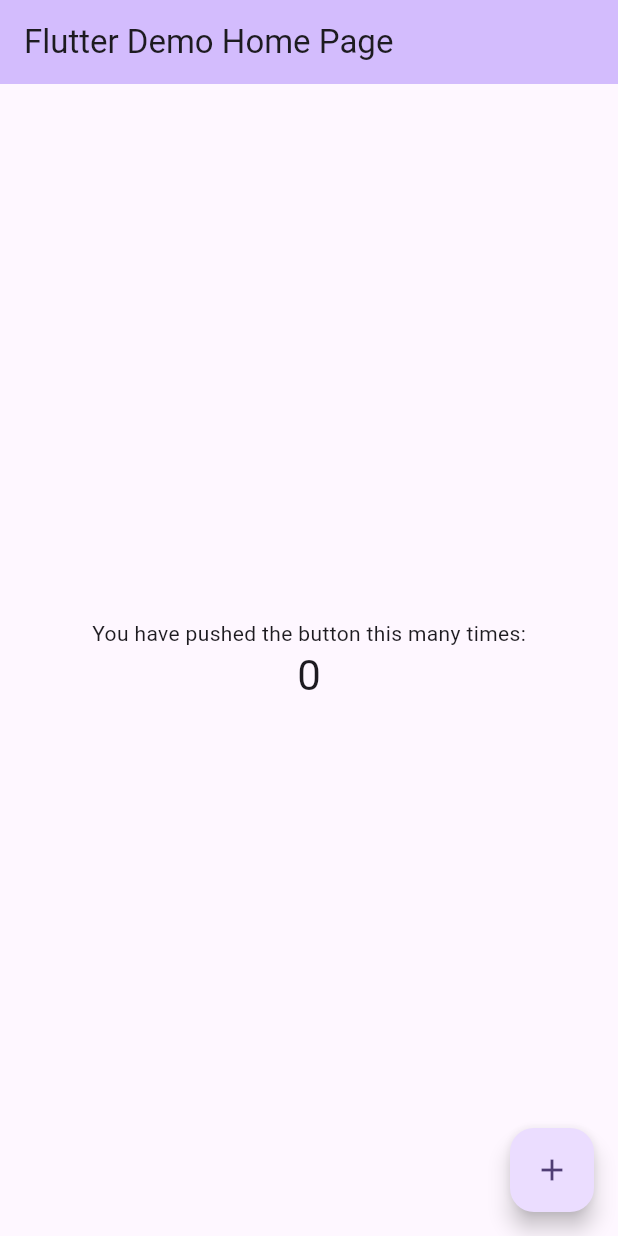
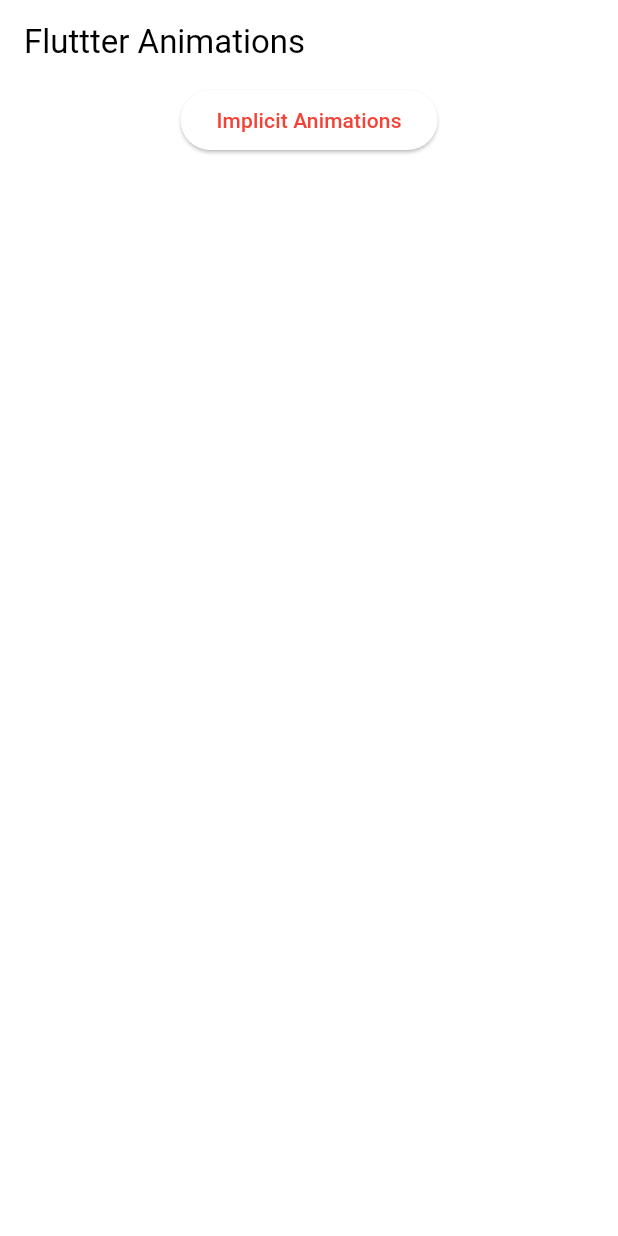
Before and after one commit to astronutts/flutter_animation, a Flutter app: the screen it shows after launch, on a phone screen of 412 x 824 dp. Run offline on Flutter 3.47's test engine with Material 2 defaults, Android fonts, the phone set to English and light mode, and no system bars.

Commit message:
Implicit Animation
- 보통 Flutter가 제공하는 위젯들 중에서 Animated로 시작하는 위젯들은 다 여기에 해당한다.
- AnimatedOpacity : 서서히 duration동안 opacity만큼 투명도가 바뀐다.
- AnimatedAlign : 지정한 alignment로 duration동안 위치가 바뀐다.

```diff
--- a/lib/main.dart
+++ b/lib/main.dart
@@ -1,4 +1,6 @@
 import 'package:flutter/material.dart';
+
+import 'menu_screen.dart';
 
 void main() {
   runApp(const MyApp());
@@ -11,115 +13,14 @@ class MyApp extends StatelessWidget {
   @override
   Widget build(BuildContext context) {
     return MaterialApp(
-      title: 'Flutter Demo',
-      theme: ThemeData(
-        // This is the theme of your application.
-        //
-        // TRY THIS: Try running your application with "flutter run". You'll see
-        // the application has a blue toolbar. Then, without quitting the app,
-        // try changing the seedColor in the colorScheme below to Colors.green
-        // and then invoke "hot reload" (save your changes or press the "hot
-        // reload" button in a Flutter-supported IDE, or press "r" if you used
-        // the command line to start the app).
-        //
-        // Notice that the counter didn't reset back to zero; the application
-        // state is not lost during the reload. To reset the state, use hot
-        // restart instead.
-        //
-        // This works for code too, not just values: Most code changes can be
-        // tested with just a hot reload.
-        colorScheme: ColorScheme.fromSeed(seedColor: Colors.deepPurple),
-        useMaterial3: true,
-      ),
-      home: const MyHomePage(title: 'Flutter Demo Home Page'),
-    );
+        debugShowCheckedModeBanner: false,
+        title: 'Flutte Animation Master Class',
+        theme: ThemeData(
+          colorScheme: const ColorScheme.light(
+            primary: Colors.red,
+          ),
+          useMaterial3: true,
+        ),
+        home: const MenuScreen());
   }
 }
-
-class MyHomePage extends StatefulWidget {
-  const MyHomePage({super.key, required this.title});
-
-  // This widget is the home page of your application. It is stateful, meaning
-  // that it has a State object (defined below) that contains fields that affect
-  // how it looks.
-
-  // This class is the configuration for the state. It holds the values (in this
-  // case the title) provided by the parent (in this case the App widget) and
-  // used by the build method of the State. Fields in a Widget subclass are
-  // always marked "final".
-
-  final String title;
-
-  @override
-  State<MyHomePage> createState() => _MyHomePageState();
-}
-
-class _MyHomePageState extends State<MyHomePage> {
-  int _counter = 0;
-
-  void _incrementCounter() {
-    setState(() {
-      // This call to setState tells the Flutter framework that something has
-      // changed in this State, which causes it to rerun the build method below
-      // so that the display can reflect the updated values. If we changed
-      // _counter without calling setState(), then the build method would not be
-      // called again, and so nothing would appear to happen.
-      _counter++;
-    });
-  }
-
-  @override
-  Widget build(BuildContext context) {
-    // This method is rerun every time setState is called, for instance as done
-    // by the _incrementCounter method above.
-    //
-    // The Flutter framework has been optimized to make rerunning build methods
-    // fast, so that you can just rebuild anything that needs updating rather
-    // than having to individually change instances of widgets.
-    return Scaffold(
-      appBar: AppBar(
-        // TRY THIS: Try changing the color here to a specific color (to
-        // Colors.amber, perhaps?) and trigger a hot reload to see the AppBar
-        // change color while the other colors stay the same.
-        backgroundColor: Theme.of(context).colorScheme.inversePrimary,
-        // Here we take the value from the MyHomePage object that was created by
-        // the App.build method, and use it to set our appbar title.
-        title: Text(widget.title),
-      ),
-      body: Center(
-        // Center is a layout widget. It takes a single child and positions it
-        // in the middle of the parent.
-        child: Column(
-          // Column is also a layout widget. It takes a list of children and
-          // arranges them vertically. By default, it sizes itself to fit its
-          // children horizontally, and tries to be as tall as its parent.
-          //
-          // Column has various properties to control how it sizes itself and
-          // how it positions its children. Here we use mainAxisAlignment to
-          // center the children vertically; the main axis here is the vertical
-          // axis because Columns are vertical (the cross axis would be
-          // horizontal).
-          //
-          // TRY THIS: Invoke "debug painting" (choose the "Toggle Debug Paint"
-          // action in the IDE, or press "p" in the console), to see the
-          // wireframe for each widget.
-          mainAxisAlignment: MainAxisAlignment.center,
-          children: <Widget>[
-            const Text(
-              'You have pushed the button this many times:',
-            ),
-            Text(
-              '$_counter',
-              style: Theme.of(context).textTheme.headlineMedium,
-            ),
-          ],
-        ),
-      ),
-      floatingActionButton: FloatingActionButton(
-        onPressed: _incrementCounter,
-        tooltip: 'Increment',
-        child: const Icon(Icons.add),
-      ), // This trailing comma makes auto-formatting nicer for build methods.
-    );
-  }
-}
--- /dev/null
+++ b/lib/menu_screen.dart
@@ -0,0 +1,39 @@
+import 'package:flutter/material.dart';
+import 'package:flutter_animation/implicit_animation_screen.dart';
+
+class MenuScreen extends StatelessWidget {
+  const MenuScreen({super.key});
+
+  void _goScreen(BuildContext context, screen) {
+    Navigator.of(context).push(
+      MaterialPageRoute(
+        builder: (context) => screen,
+      ),
+    );
+  }
+
+  @override
+  Widget build(BuildContext context) {
+    return Scaffold(
+      appBar: AppBar(
+        title: const Text(
+          'Fluttter Animations',
+        ),
+      ),
+      body: Center(
+        child: Column(
+          children: [
+            ElevatedButton(
+              onPressed: () {
+                _goScreen(context, const ImplicitAnimationScreen());
+              },
+              child: const Text(
+                'Implicit Animations',
+              ),
+            ),
+          ],
+        ),
+      ),
+    );
+  }
+}
```
Also changed, not shown: lib/implicit_animation_screen.dart (added, +63 -0 lines).
